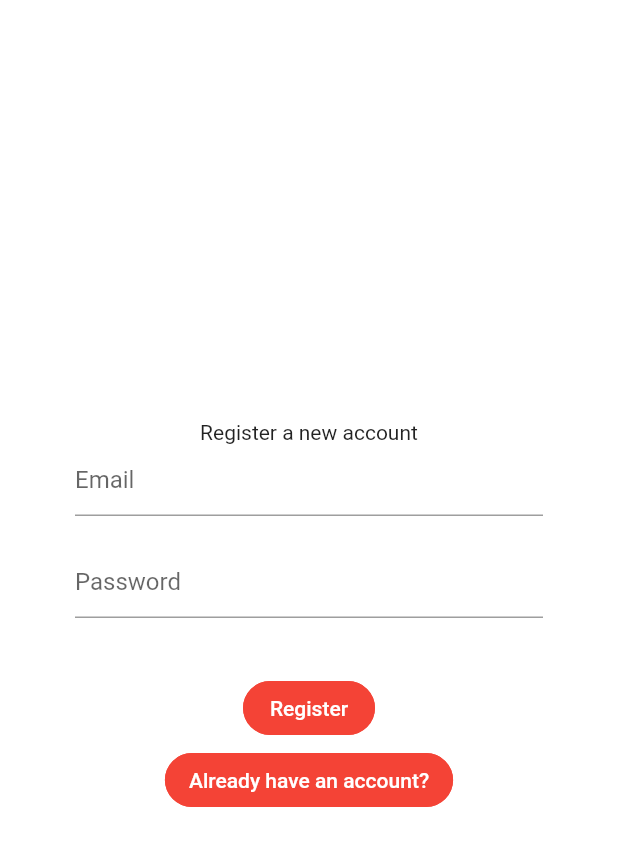
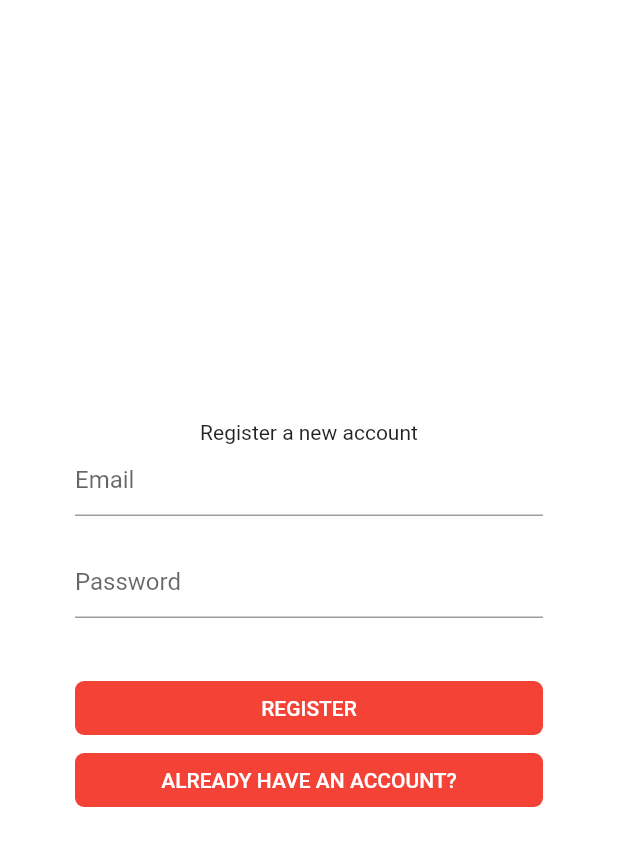
Before and after one commit to eric-li18/foodfindr, a Flutter app: the screen it shows after launch, after a tap on "SIGN IN", after a tap on "REGISTER NOW", on a phone screen of 412 x 824 dp. Shown: the top 846 px of the screen. Run offline on Flutter 3.47's test engine with Material 2 defaults, Android fonts, the phone set to English and light mode, and no system bars; our stand-ins replace firebase_auth, flutter_signin_button, font_awesome_flutter, google_sign_in; missing offline and left inert: flutter_facebook_login, flutter_speed_dial_material_design; accounts and stored records are empty; Roboto replaces fonts that are missing (Futura Medium).

Commit message:
Refactored register and signin pages

```diff
--- a/lib/screens/authenticate/register.dart
+++ b/lib/screens/authenticate/register.dart
@@ -35,18 +35,7 @@ class _RegisterState extends State<Register> {
                   SizedBox(height: 10.0),
                   Text(error),
                   SizedBox(height: 10.0),
-                FlatButton(
-                  shape: RoundedRectangleBorder(
-                      borderRadius: new BorderRadius.circular(18.0),
-                      side: BorderSide(color: Colors.red)),
-                  color: Colors.red,
-                  child: Text(
-                    "Register",
-                    style: TextStyle(
-                      color: Colors.white,
-                    ),
-                  ),
-                  onPressed: () async {
+                  barButton("REGISTER", () async {
                     if (_formKey.currentState.validate()) {
                       dynamic result =
                           await _auth.registerWithEmail(email, password);
@@ -56,31 +45,18 @@ class _RegisterState extends State<Register> {
                         });
                       }
                     }
-                  },
-                ),
-                FlatButton(
-                    shape: RoundedRectangleBorder(
-                        borderRadius: new BorderRadius.circular(18.0),
-                        side: BorderSide(color: Colors.red)),
-                    color: Colors.red,
-                    child: Text(
-                      "Already have an account?",
-                      style: TextStyle(
-                        color: Colors.white,
-                      ),
-                    ),
-                    onPressed: () {
+                    ;
+                  }),
+                  barButton("ALREADY HAVE AN ACCOUNT?", () {
                     widget.toggleSignedIn();
-                    })
+                  }),
                 ]),
           ),
-      ),
-    );
+        ));
   }
 
-  Container emailAndPasswordForms() {
-    return Container(
-        child: Column(children: <Widget>[
+  Column emailAndPasswordForms() {
+    return Column(children: <Widget>[
       TextFormField(
         validator: (value) => value.isEmpty ? "Enter an email" : null,
         decoration: InputDecoration(hintText: "Email"),
@@ -98,6 +74,25 @@ class _RegisterState extends State<Register> {
         },
         obscureText: true,
       )
-    ]));
+    ]);
+  }
+
+  ButtonTheme barButton(String text, Function onPressed) {
+    return ButtonTheme(
+        minWidth: 400.0,
+        child: FlatButton(
+          shape: RoundedRectangleBorder(
+            borderRadius: new BorderRadius.circular(6.0),
+          ),
+          color: Colors.red,
+          child: Text(
+            text,
+            style: TextStyle(
+              fontFamily: 'Futura Medium',
+              color: Colors.white,
+            ),
+          ),
+          onPressed: onPressed,
+        ));
   }
 }
--- a/lib/screens/authenticate/sign_in.dart
+++ b/lib/screens/authenticate/sign_in.dart
@@ -37,21 +37,7 @@ class _SignInState extends State<SignIn> {
                 SizedBox(height: 10.0),
                 Text(error),
                 SizedBox(height: 10.0),
-                ButtonTheme(
-                    minWidth: 400.0,
-                    child: FlatButton(
-                      shape: RoundedRectangleBorder(
-                        borderRadius: new BorderRadius.circular(6.0),
-                      ),
-                      color: Colors.red,
-                      child: Text(
-                        "SIGN IN",
-                        style: TextStyle(
-                          fontFamily: 'Futura Medium',
-                          color: Colors.white,
-                        ),
-                      ),
-                      onPressed: () async {
+                barButton("SIGN IN", () async {
                   if (_formKey.currentState.validate()) {
                     dynamic result =
                         await _auth.signInWithEmail(email, password);
@@ -61,26 +47,78 @@ class _SignInState extends State<SignIn> {
                       });
                     }
                   }
-                      },
-                    )),
-                ButtonTheme(
-                    minWidth: 400.0,
-                    child: FlatButton(
-                      shape: RoundedRectangleBorder(
-                        borderRadius: new BorderRadius.circular(6.0),
-                      ),
-                      color: Colors.red,
-                      child: Text(
-                        "REGISTER NOW",
-                        style: TextStyle(
-                          color: Colors.white,
+                }),
+                barButton("REGISTER NOW", () {
+                  widget.toggleSignedIn();
+                }),
+                signInDivider(),
+                SizedBox(height: 20.0),
+                // Row(
+                // children: <Widget>[
+                // Expanded(child: SizedBox(width: 1.0)),
+                SignInButton(Buttons.Facebook, onPressed: () {
+                  AuthService().signInWithFacebook();
+                }),
+                // RaisedButton.icon(icon: FaIcon(FontAwesomeIcons.google), onPressed: () {print("hello");},)
+                // Expanded(child: SizedBox(width: 1.0)),
+                // SizedBox.fromSize(
+                //   size: Size(40, 40),
+                //   child: ClipOval(
+                //     child: Material(
+                //       color: Colors.grey[850],
+                //       child: InkWell(
+                //         onTap: () {
+                //           AuthService().signInWithGoogle();
+                //         },
+                //         child: Column(
+                //           mainAxisAlignment: MainAxisAlignment.center,
+                //           children: <Widget>[
+                //             FaIcon(FontAwesomeIcons.google,
+                //                 color: Colors.white),
+                //           ],
+                //         ),
+                //       ),
+                //     ),
+                //   ),
+                // ),
+
+                // Expanded(child: SizedBox(width: 1.0)),
+                SignInButton(Buttons.Google, onPressed: () {
+                  AuthService().signInWithGoogle();
+                }),
+                // Expanded(child: SizedBox(width: 1.0)),
+                // ],
+                // ),
+              ]),
         ),
       ),
-                      onPressed: () {
-                        widget.toggleSignedIn();
+    );
+  }
+
+  Column emailAndPasswordForms() {
+    return Column(children: <Widget>[
+      TextFormField(
+        validator: (value) => value.isEmpty ? "Enter an email" : null,
+        decoration: InputDecoration(hintText: "Email"),
+        onChanged: (value) {
+          setState(() => email = value.trim());
         },
-                    )),
-                Row(children: <Widget>[
+      ),
+      SizedBox(height: 20.0),
+      TextFormField(
+        validator: (value) => value.isEmpty ? "Enter a password" : null,
+        decoration: InputDecoration(hintText: "Password"),
+        onChanged: (value) {
+          setState(() => password = value);
+        },
+        obscureText: true,
+      )
+    ]);
+  }
+
+  Row signInDivider() {
+    return Row(
+      children: <Widget>[
         Expanded(
           child: new Container(
               margin: EdgeInsets.symmetric(horizontal: 10.0),
@@ -98,65 +136,26 @@ class _SignInState extends State<SignIn> {
                 height: 36,
               )),
         ),
-                ]),
-                SizedBox(height: 20.0),
-                Row(
-                  children: <Widget>[
-                    Expanded(child: SizedBox(width: 1.0)),
-                    SignInButton(Buttons.Facebook, mini: true, onPressed: () {
-                      AuthService().signInWithFacebook();
-                    }),
-                    // RaisedButton.icon(icon: FaIcon(FontAwesomeIcons.google), onPressed: () {print("hello");},)
-                    Expanded(child: SizedBox(width: 1.0)),
-                    SizedBox.fromSize(
-                      size: Size(40, 40),
-                      child: ClipOval(
-                        child: Material(
-                          color: Colors.grey[850],
-                          child: InkWell(
-                            onTap: () {
-                              AuthService().signInWithGoogle();
-                            },
-                            child: Column(
-                              mainAxisAlignment: MainAxisAlignment.center,
-                              children: <Widget>[
-                                FaIcon(FontAwesomeIcons.google,
-                                    color: Colors.white),
       ],
-                            ),
-                          ),
-                        ),
-                      ),
-                    ),
-                    Expanded(child: SizedBox(width: 1.0)),
-                  ],
-                ),
-              ]),
-        ),
-      ),
     );
   }
 
-  Container emailAndPasswordForms() {
-    return Container(
-        child: Column(children: <Widget>[
-      TextFormField(
-        validator: (value) => value.isEmpty ? "Enter an email" : null,
-        decoration: InputDecoration(hintText: "Email"),
-        onChanged: (value) {
-          setState(() => email = value.trim());
-        },
+  ButtonTheme barButton(String text, Function onPressed) {
+    return ButtonTheme(
+        minWidth: 400.0,
+        child: FlatButton(
+          shape: RoundedRectangleBorder(
+            borderRadius: new BorderRadius.circular(6.0),
           ),
-      SizedBox(height: 20.0),
-      TextFormField(
-        validator: (value) =>
-            value.isEmpty ? "Enter a password" : null,
-        decoration: InputDecoration(hintText: "Password"),
-        onChanged: (value) {
-          setState(() => password = value);
-        },
-        obscureText: true,
-      )
-    ]));
+          color: Colors.red,
+          child: Text(
+            text,
+            style: TextStyle(
+              fontFamily: 'Futura Medium',
+              color: Colors.white,
+            ),
+          ),
+          onPressed: onPressed,
+        ));
   }
 }
```
Also changed, not shown: 1 other file. Lines whose indentation alone changed are shown as unchanged.
